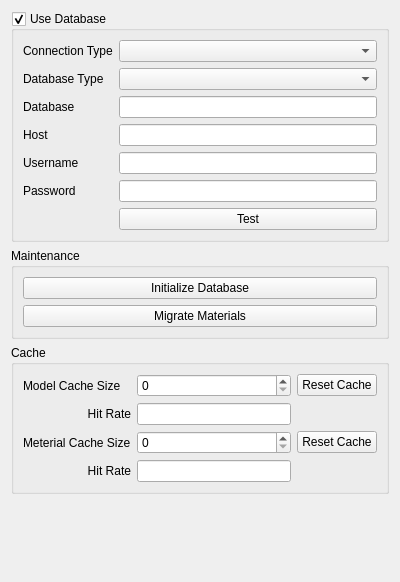
First picture: the form in src/Mod/Material/Gui/DlgSettingsDatabase.ui, repository davesrocketshop/FreeCAD, before the edit.
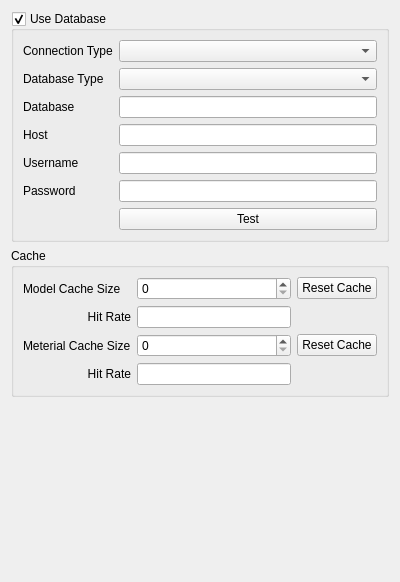
Second picture: the form after the edit. Custom widgets are drawn as their Qt base class.

Commit message: Remove maintenance operations from db settings dialog

```diff
--- a/src/Mod/Material/Gui/DlgSettingsDatabase.ui
+++ b/src/Mod/Material/Gui/DlgSettingsDatabase.ui
@@ -138,35 +138,6 @@
      </layout>
     </widget>
    </item>
-   <item>
-    <widget class="QGroupBox" name="groupBox">
-     <property name="title">
-      <string>Maintenance</string>
-     </property>
-     <layout class="QGridLayout" name="gridLayout">
-      <item row="0" column="0">
-       <widget class="QPushButton" name="buttonInitialize">
-        <property name="toolTip">
-         <string>Initialize the database for first use</string>
-        </property>
-        <property name="text">
-         <string>Initialize Database</string>
-        </property>
-       </widget>
-      </item>
-      <item row="1" column="0">
-       <widget class="QPushButton" name="buttonMigrate">
-        <property name="toolTip">
-         <string>Copy materials from the local file system to the database</string>
-        </property>
-        <property name="text">
-         <string>Migrate Materials</string>
-        </property>
-       </widget>
-      </item>
-     </layout>
-    </widget>
-   </item>
    <item>
     <widget class="QGroupBox" name="groupBox_2">
      <property name="title">
@@ -219,6 +190,9 @@
       </item>
       <item row="2" column="1">
        <widget class="Gui::PrefSpinBox" name="spinMaterialCacheSize">
+        <property name="maximum">
+         <number>4096</number>
+        </property>
         <property name="prefEntry" stdset="0">
          <cstring>MaterialCacheSize</cstring>
         </property>
```
The commit also changes 2 other files.
